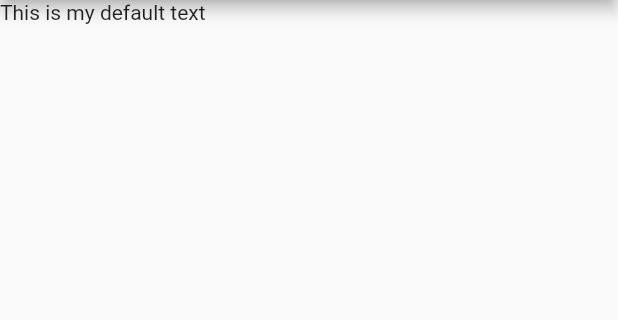
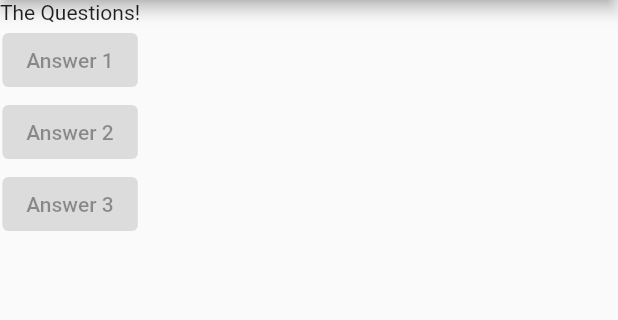
Before and after one commit to ShivamP96/Flutter-quiz-app, a Flutter app: the screen it shows after launch, on a phone screen of 412 x 824 dp, the part 84-404 px from its top. Run offline on Flutter 3.47's test engine with Material 2 defaults, Android fonts, the phone set to English and light mode, and no system bars.

Commit message:
create scaffold with column

```diff
--- a/lib/main.dart
+++ b/lib/main.dart
@@ -11,13 +11,31 @@ class MyApp extends StatelessWidget {
   // we are  overriding the statelesswidget build method
   @override
   Widget build(BuildContext context) {
+    var questions = [
+      'What\'s your favorite color?',
+      'What\'s your favorite animal?',
+    ];
     return MaterialApp(
       // home is named argument, text is a positional argument
       home: Scaffold(
         appBar: AppBar(
           title: Text('Quiz App'),
         ),
-        body: Text('This is my default text'),
+        body: Column(children: [
+          Text('The Questions!'),
+          ElevatedButton(
+            child: Text('Answer 1'),
+            onPressed: null,
+          ),
+          ElevatedButton(
+            child: Text('Answer 2'),
+            onPressed: null,
+          ),
+          ElevatedButton(
+            child: Text('Answer 3'),
+            onPressed: null,
+          ),
+        ]),
       ),
     );
   }
```
